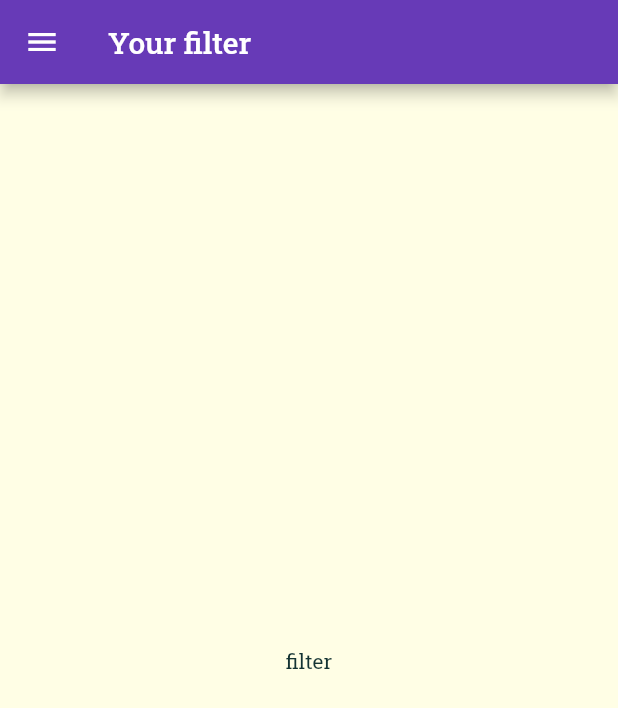
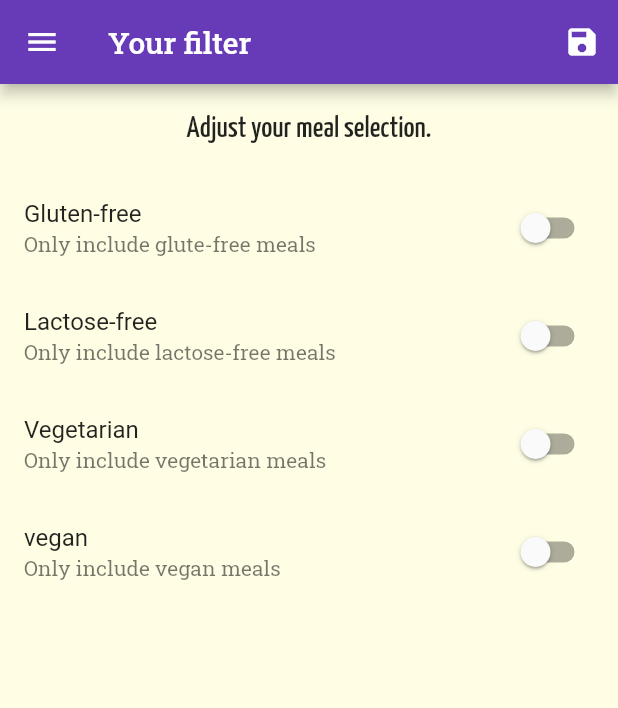
Before and after one commit to CheaVireaksat/QuickMeals_APP, a Flutter app: the FilterScreen screen opened by its route, on a phone screen of 412 x 824 dp. Shown: the top 708 px of the screen. Run offline on Flutter 3.47's test engine with Material 2 defaults, Android fonts, the phone set to English and light mode, and no system bars.

Commit message:
adding filtering logic

```diff
--- a/lib/main.dart
+++ b/lib/main.dart
@@ -5,12 +5,49 @@ import './screens/categories_screen.dart';
 import './screens/meal_detail_screen.dart';
 import './screens/tabs_screen.dart';
 import './screens/filters_screen.dart';
+import './dummy_dart.dart';
+import './models/meal.dart';
 
 void main() {
   runApp(MyApp());
 }
 
-class MyApp extends StatelessWidget {
+class MyApp extends StatefulWidget {
+  @override
+  _MyAppState createState() => _MyAppState();
+}
+
+class _MyAppState extends State<MyApp> {
+  Map<String, bool> _filters = {
+    'gluten': false,
+    'lactose': false,
+    'vegan': false,
+    'vegetarian': false,
+  };
+  List<Meal> _availableMeals = DUMMY_MEALS;
+
+  void _setFilters(Map<String, bool> filterData) {
+    setState(() {
+      _filters = filterData;
+
+      _availableMeals = DUMMY_MEALS.where((meal) {
+        if (_filters['gluten'] && !meal.isGluttenFree) {
+          return false;
+        }
+        if (_filters['lactose'] && !meal.isLactoseFree) {
+          return false;
+        }
+        if (_filters['vegan'] && !meal.isVegan) {
+          return false;
+        }
+        if (_filters['vegetarian'] && !meal.isVegetarian) {
+          return false;
+        }
+        return true;
+      }).toList();
+    });
+  }
+
   @override
   Widget build(BuildContext context) {
     return MaterialApp(
@@ -38,9 +75,10 @@ class MyApp extends StatelessWidget {
       initialRoute: '/', // default is '/
       routes: {
         '/': (ctx) => TabScreen(),
-        CategoryMealsScreen.routeName: (ctx) => CategoryMealsScreen(),
+        CategoryMealsScreen.routeName: (ctx) =>
+            CategoryMealsScreen(_availableMeals),
         MealDetailScreen.routeName: (ctx) => MealDetailScreen(),
-        FilterScreen.routeName: (ctx) => FilterScreen(),
+        FilterScreen.routeName: (ctx) => FilterScreen(_filters, _setFilters),
       },
       // this method can use for dynamic app
       // onGenerateRoute: (settings){
@@ -48,7 +86,7 @@ class MyApp extends StatelessWidget {
       //   return MaterialPageRoute(builder: (ctx) => CategoriesScreen());
       // },
       //Provide flutter couldn't find any route
-      onUnknownRoute: (setting){
+      onUnknownRoute: (setting) {
         return MaterialPageRoute(builder: (ctx) => CategoriesScreen());
       },
     );
--- a/lib/screens/category_meals_screen.dart
+++ b/lib/screens/category_meals_screen.dart
@@ -1,11 +1,14 @@
 import 'package:flutter/material.dart';
 
-import '../dummy_dart.dart';
 import '../wigets/meal_item.dart';
 import '../models/meal.dart';
 
 class CategoryMealsScreen extends StatefulWidget {
   static const routeName = '/category_meals';
+
+  final List<Meal> availableMeals;
+
+  CategoryMealsScreen(this.availableMeals);
 
   @override
   _CategoryMealsScreenState createState() => _CategoryMealsScreenState();
@@ -30,7 +33,7 @@ class _CategoryMealsScreenState extends State<CategoryMealsScreen> {
           ModalRoute.of(context).settings.arguments as Map<String, String>;
       categoryTitle = routeArgs['title'];
       final categoryId = routeArgs['id'];
-      displayedMeals = DUMMY_MEALS.where((meal) {
+      displayedMeals = widget.availableMeals.where((meal) {
         return meal.categories.contains(categoryId);
       }).toList();
       _loadedInitData = true;
--- a/lib/screens/filters_screen.dart
+++ b/lib/screens/filters_screen.dart
@@ -2,18 +2,114 @@ import 'package:flutter/material.dart';
 
 import '../wigets/main_drawer.dart';
 
-class FilterScreen extends StatelessWidget {
+class FilterScreen extends StatefulWidget {
   static const routeName = '/filters';
+
+  final Function saveFilters;
+  final Map<String, bool> currentFilters;
+
+  FilterScreen(this.currentFilters, this.saveFilters);
+
+  @override
+  _FilterScreenState createState() => _FilterScreenState();
+}
+
+class _FilterScreenState extends State<FilterScreen> {
+  bool _glutenFree = false;
+  bool _vegetarian = false;
+  bool _vegan = false;
+  bool _lactoseFree = false;
+
+  @override
+  initState() {
+    _glutenFree = widget.currentFilters['gluten'];
+    _lactoseFree = widget.currentFilters['lactose'];
+    _vegetarian = widget.currentFilters['vegetarian'];
+    _vegan = widget.currentFilters['vegan'];
+    super.initState();
+  }
+
+  Widget _buildSwitchListTile(
+    String title,
+    String description,
+    bool currentValue,
+    Function updateValue,
+  ) {
+    return SwitchListTile(
+      title: Text(title),
+      value: currentValue,
+      subtitle: Text(
+        description,
+      ),
+      onChanged: updateValue,
+    );
+  }
 
   @override
   Widget build(BuildContext context) {
     return Scaffold(
       appBar: AppBar(
         title: Text('Your filter'),
+        actions: <Widget>[
+          IconButton(
+            icon: Icon(Icons.save),
+            onPressed: () {
+              final selectedFilters = {
+                'gluten': _glutenFree,
+                'lactose': _lactoseFree,
+                'vegan': _vegan,
+                'vegetarian': _vegetarian,
+              };
+              widget.saveFilters(selectedFilters);
+            },
+          )
+        ],
       ),
       drawer: MainDrawer(),
-      body: Center(
-        child: Text('filter'),
+      body: Column(
+        children: <Widget>[
+          Container(
+            padding: EdgeInsets.all(20),
+            child: Text(
+              'Adjust your meal selection.',
+              style: Theme.of(context).textTheme.headline6,
+            ),
+          ),
+          Expanded(
+            child: ListView(
+              children: <Widget>[
+                _buildSwitchListTile(
+                    'Gluten-free', 'Only include glute-free meals', _glutenFree,
+                    (newValue) {
+                  setState(() {
+                    _glutenFree = newValue;
+                  });
+                }),
+                _buildSwitchListTile(
+                    'Lactose-free',
+                    'Only include lactose-free meals',
+                    _lactoseFree, (newValue) {
+                  setState(() {
+                    _lactoseFree = newValue;
+                  });
+                }),
+                _buildSwitchListTile(
+                    'Vegetarian', 'Only include vegetarian meals', _vegetarian,
+                    (newValue) {
+                  setState(() {
+                    _vegetarian = newValue;
+                  });
+                }),
+                _buildSwitchListTile(
+                    'vegan', 'Only include vegan meals', _vegan, (newValue) {
+                  setState(() {
+                    _vegan = newValue;
+                  });
+                })
+              ],
+            ),
+          ),
+        ],
       ),
     );
   }
```
